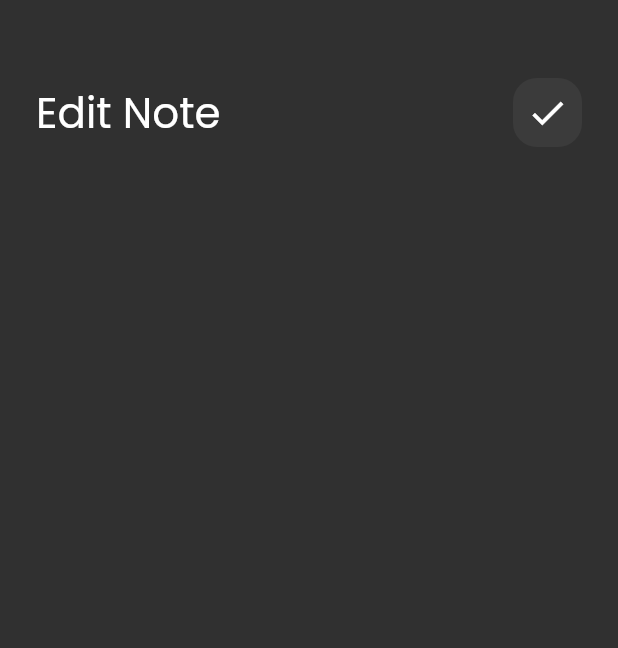
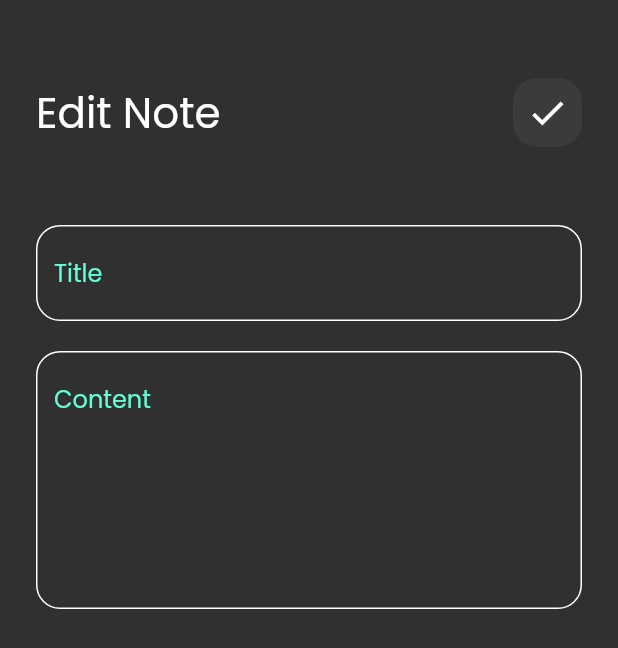
Before and after one commit to abdallh18/notes_app, a Flutter app: the EditNoteView screen opened directly, on a phone screen of 412 x 824 dp. Shown: the top 648 px of the screen. Run offline on Flutter 3.47's test engine with Material 2 defaults, Android fonts, the phone set to English and light mode, and no system bars; our stand-ins replace font_awesome_flutter.

Commit message:
adit note view ui done

```diff
--- a/lib/widgets/edit_note_view_body.dart
+++ b/lib/widgets/edit_note_view_body.dart
@@ -3,6 +3,8 @@ import 'package:flutter/src/widgets/container.dart';
 import 'package:flutter/src/widgets/framework.dart';
 import 'package:note_app/widgets/custom_app_bar.dart';
 import 'package:flutter/material.dart';
+
+import 'custom_text_field.dart';
 
 class EditNotsViewBody extends StatelessWidget {
   const EditNotsViewBody({super.key});
@@ -20,6 +22,19 @@ class EditNotsViewBody extends StatelessWidget {
             title: 'Edit Note ',
             icon: Icons.check,
           ),
+          SizedBox(
+            height: 25,
+          ),
+          CustomTextField(
+            hint: 'Title',
+          ),
+          SizedBox(
+            height: 20,
+          ),
+          CustomTextField(
+            hint: 'Content',
+            maxLine: 6,
+          ),
         ],
       ),
     );
```
